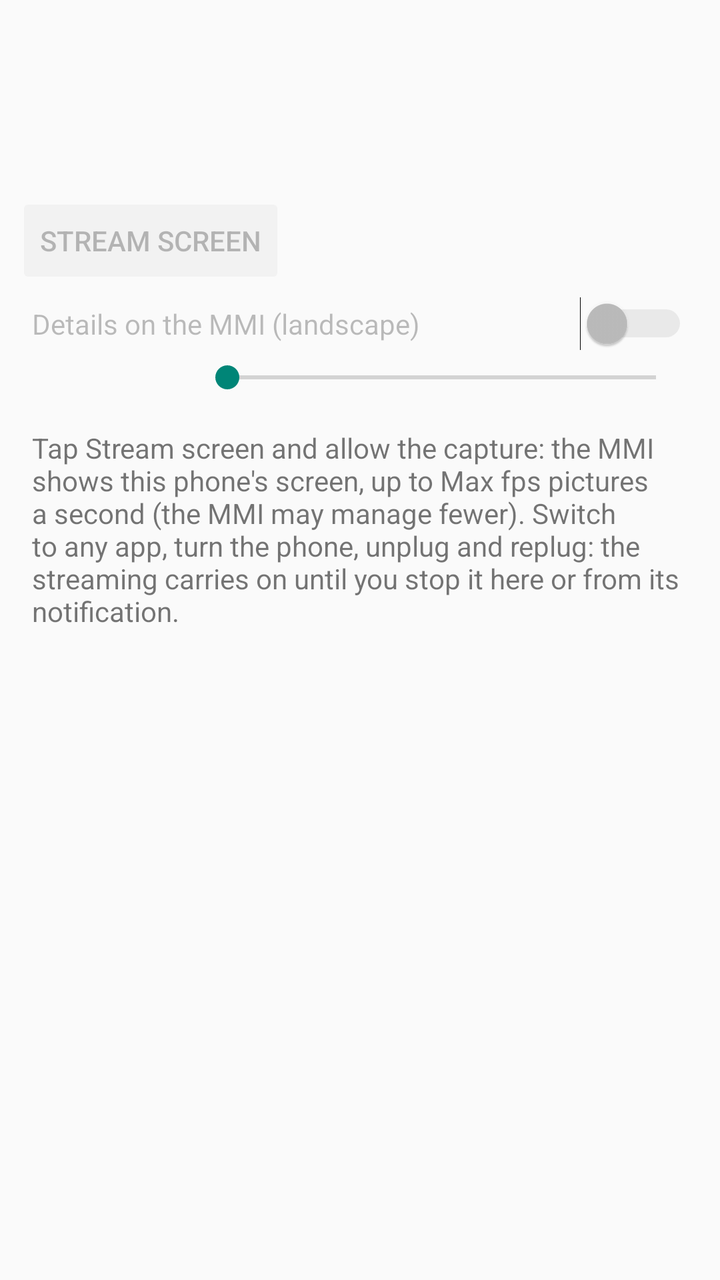
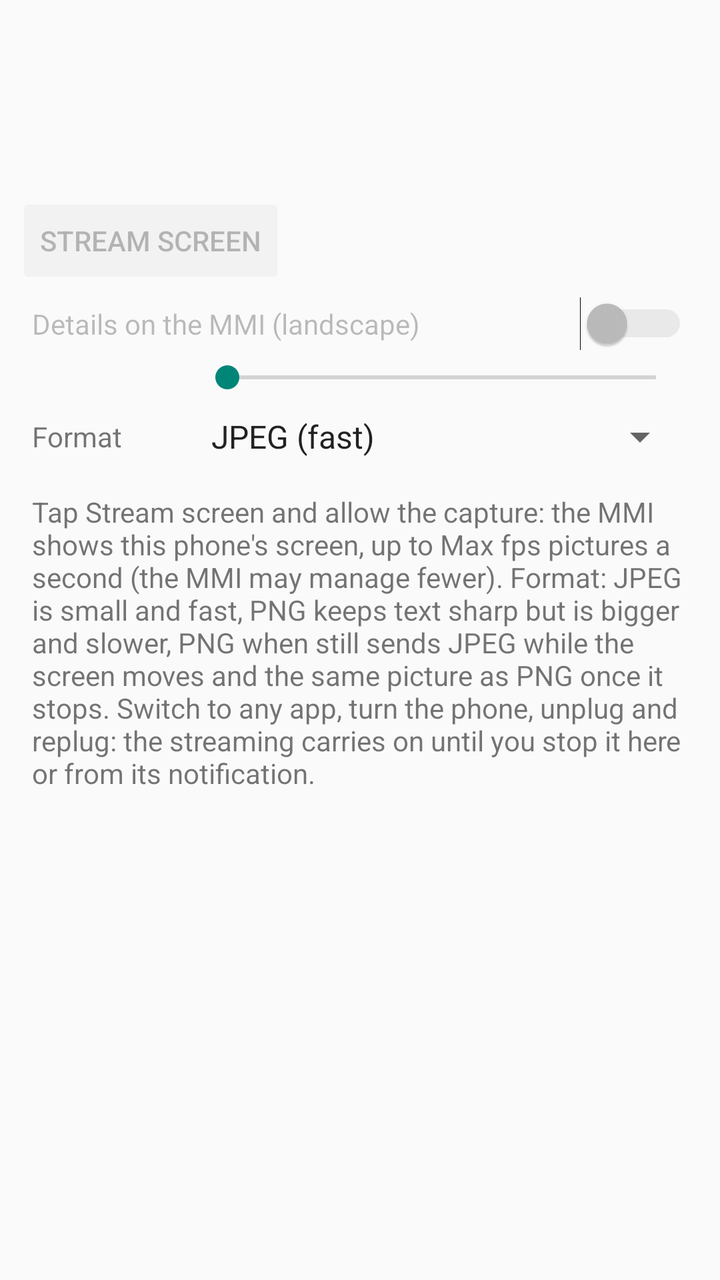

Two renders of the same Android screen: before a commit and after it. Below are the layout's source before the change and the commit's diff.
<!-- AndroidManifest.xml: application theme android:Theme.Material.Light.DarkActionBar -->
<!-- res/layout/activity_main.xml -->
<?xml version="1.0" encoding="utf-8"?>
<LinearLayout xmlns:android="http://schemas.android.com/apk/res/android"
    android:layout_width="match_parent"
    android:layout_height="match_parent"
    android:fitsSystemWindows="true"
    android:orientation="vertical">

    <TextView
        android:id="@+id/status"
        android:layout_width="match_parent"
        android:layout_height="wrap_content"
        android:padding="16dp"
        android:textSize="22sp"
        android:textStyle="bold" />

    <TextView
        android:id="@+id/detail"
        android:layout_width="match_parent"
        android:layout_height="wrap_content"
        android:paddingStart="16dp"
        android:paddingTop="8dp"
        android:paddingEnd="16dp"
        android:paddingBottom="8dp"
        android:textSize="14sp" />

    <LinearLayout
        android:layout_width="match_parent"
        android:layout_height="wrap_content"
        android:gravity="center_vertical"
        android:orientation="horizontal"
        android:paddingStart="8dp"
        android:paddingEnd="16dp">

        <Button
            android:id="@+id/stream"
            android:layout_width="wrap_content"
            android:layout_height="wrap_content"
            android:enabled="false"
            android:text="@string/stream_start" />

        <TextView
            android:id="@+id/video_status"
            android:layout_width="0dp"
            android:layout_height="wrap_content"
            android:layout_weight="1"
            android:paddingStart="8dp"
            android:textSize="13sp" />
    </LinearLayout>

    <Switch
        android:id="@+id/details"
        android:layout_width="match_parent"
        android:layout_height="wrap_content"
        android:enabled="false"
        android:paddingStart="16dp"
        android:paddingTop="8dp"
        android:paddingEnd="16dp"
        android:paddingBottom="8dp"
        android:text="@string/details" />

    <LinearLayout
        android:layout_width="match_parent"
        android:layout_height="wrap_content"
        android:gravity="center_vertical"
        android:orientation="horizontal"
        android:paddingStart="16dp"
        android:paddingEnd="16dp">

        <TextView
            android:id="@+id/fps_label"
            android:layout_width="wrap_content"
            android:layout_height="wrap_content"
            android:minEms="5"
            android:textSize="14sp" />

        <SeekBar
            android:id="@+id/fps"
            android:layout_width="0dp"
            android:layout_height="wrap_content"
            android:layout_weight="1" />
    </LinearLayout>

    <TextView
        android:layout_width="match_parent"
        android:layout_height="wrap_content"
        android:padding="16dp"
        android:text="@string/how_to"
        android:textSize="14sp" />
</LinearLayout>
<!-- resources referenced by this layout -->
<resources>
  <string name="details">Details on the MMI (landscape)</string>
  <string name="how_to">Tap Stream screen and allow the capture: the MMI shows this phone\'s screen, up to Max fps pictures a second (the MMI may manage fewer). Switch to any app, turn the phone, unplug and replug: the streaming carries on until you stop it here or from its notification.</string>
  <string name="stream_start">Stream screen</string>
</resources>

<!-- the commit's change to res/layout/activity_main.xml (unified diff, before → after) -->
@@ -80,6 +80,30 @@
             android:layout_weight="1" />
     </LinearLayout>
 
+    <LinearLayout
+        android:layout_width="match_parent"
+        android:layout_height="wrap_content"
+        android:gravity="center_vertical"
+        android:orientation="horizontal"
+        android:paddingStart="16dp"
+        android:paddingTop="8dp"
+        android:paddingEnd="16dp">
+
+        <TextView
+            android:layout_width="wrap_content"
+            android:layout_height="wrap_content"
+            android:minEms="5"
+            android:text="@string/format"
+            android:textSize="14sp" />
+
+        <Spinner
+            android:id="@+id/format"
+            android:layout_width="0dp"
+            android:layout_height="wrap_content"
+            android:layout_weight="1"
+            android:entries="@array/formats" />
+    </LinearLayout>
+
     <TextView
         android:layout_width="match_parent"
         android:layout_height="wrap_content"
<!-- resource entries referenced after the edit -->
@@ -1,7 +1,13 @@
 <!-- resources referenced by this layout -->
 <resources>
+  <string-array name="formats">
+          <item>JPEG (fast)</item>
+          <item>PNG (sharp, slower)</item>
+          <item>PNG when still (JPEG while moving)</item>
+      </string-array>
   <string name="details">Details on the MMI (landscape)</string>
-  <string name="how_to">Tap Stream screen and allow the capture: the MMI shows this phone\'s screen, up to Max fps pictures a second (the MMI may manage fewer). Switch to any app, turn the phone, unplug and replug: the streaming carries on until you stop it here or from its notification.</string>
+  <string name="format">Format</string>
+  <string name="how_to">Tap Stream screen and allow the capture: the MMI shows this phone\'s screen, up to Max fps pictures a second (the MMI may manage fewer). Format: JPEG is small and fast, PNG keeps text sharp but is bigger and slower, PNG when still sends JPEG while the screen moves and the same picture as PNG once it stops. Switch to any app, turn the phone, unplug and replug: the streaming carries on until you stop it here or from its notification.</string>
   <string name="stream_start">Stream screen</string>
 </resources>
 
